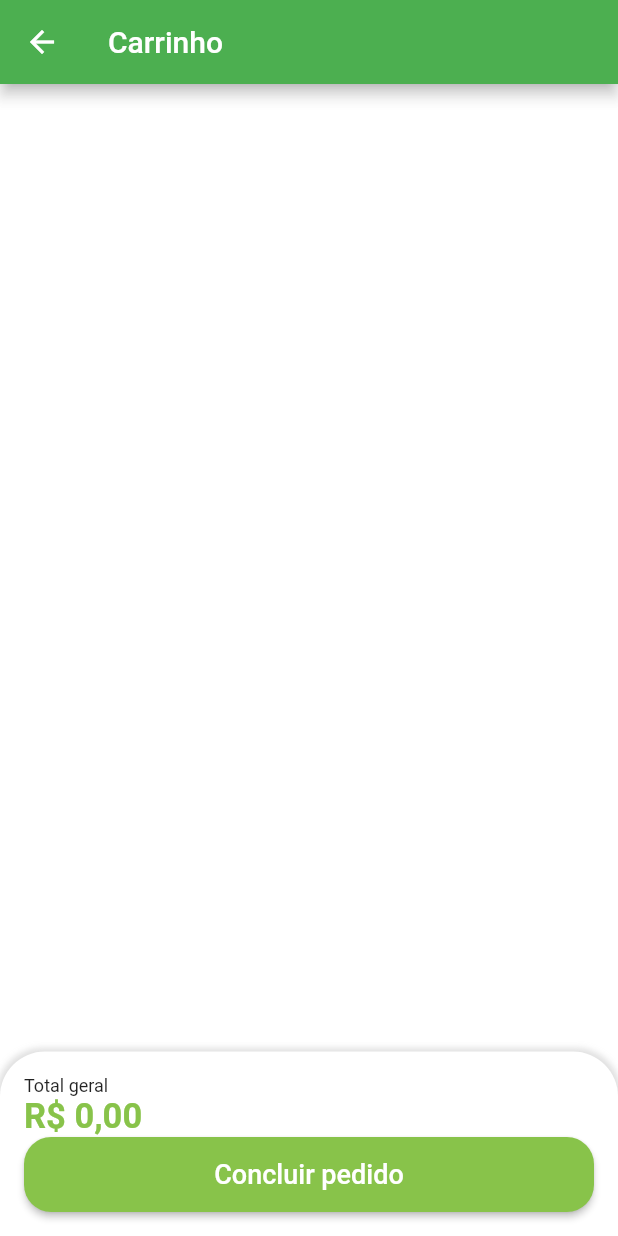
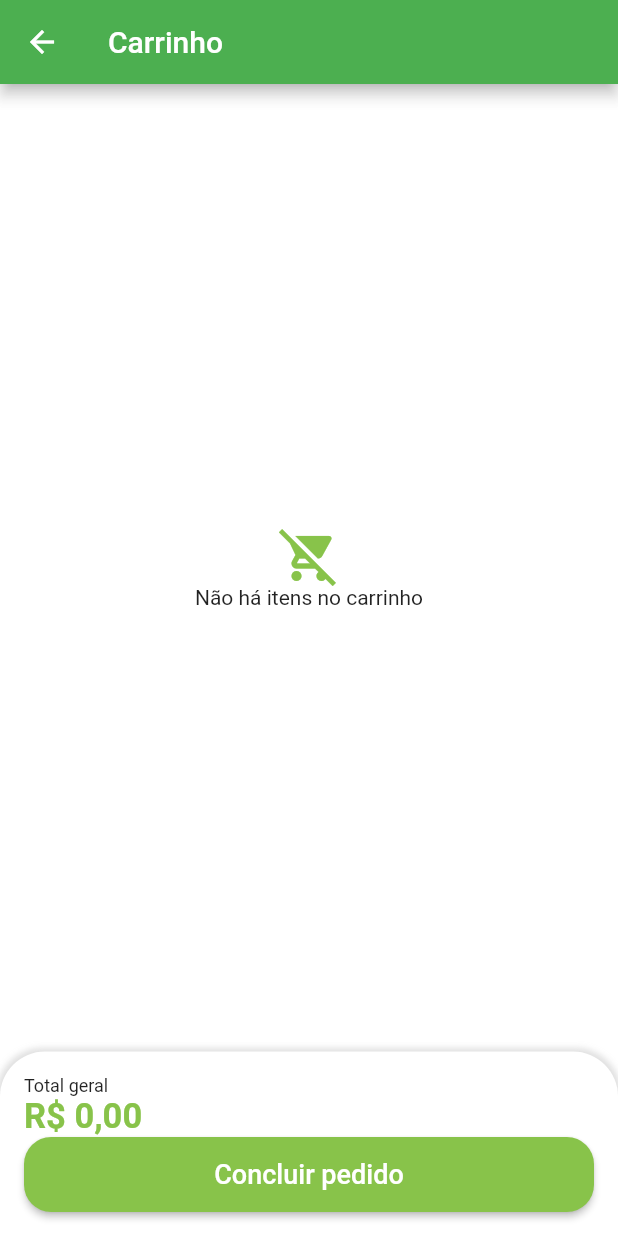
Before and after one commit to guireino/Green-grocer, a Flutter app: the CartTab screen opened directly, on a phone screen of 412 x 824 dp. Run offline on Flutter 3.47's test engine with Material 2 defaults, Android fonts, the phone set to English and light mode, and no system bars; our stand-ins replace animated_text_kit, badges, dio, flutter_secure_storage, fluttertoast, freezed_annotation and 3 more; missing offline and left inert: add_to_cart_animation, clipboard; accounts and stored records are empty.

Commit message:
add os arquivos e updates do projeto - 18/08/23

```diff
--- a/lib/src/constants/endpoints.dart
+++ b/lib/src/constants/endpoints.dart
@@ -11,4 +11,5 @@ abstract class Endpoints {
   static const String getCartItems = '$baseUrl/get-cart-items';
   static const String addItemToCart = '$baseUrl/add-item-to-cart';
   static const String changeItemQuantity = '$baseUrl/modify-item-quantity';
+  static const String checkout = '$baseUrl/checkout';
 }
--- a/lib/src/models/cart_item_model.dart
+++ b/lib/src/models/cart_item_model.dart
@@ -1,3 +1,4 @@
+// ignore_for_file: public_member_api_docs, sort_constructors_first
 import 'package:json_annotation/json_annotation.dart';
 
 import 'package:greengrocer/src/models/item_model.dart';
@@ -24,6 +25,8 @@ class CartItemModel {
 
   double totalPrice() => item.price * quantity;
 
+  static fromJson(Map<String, dynamic> e) {}
+
   @override
   String toString() =>
       'CartItemModel(item: $item, id: $id, quantity: $quantity)';
--- a/lib/src/models/order_model.dart
+++ b/lib/src/models/order_model.dart
@@ -1,18 +1,48 @@
-import 'cart_item_model.dart';
+// ignore_for_file: public_member_api_docs, sort_constructors_first
 
+import 'package:json_annotation/json_annotation.dart';
+
+import 'package:greengrocer/src/models/cart_item_model.dart';
+
+part 'order_model.g.dart';
+
+@JsonSerializable()
 class OrderModel {
-  String id, status, copyAndPaste;
+  String id;
+  DateTime createdDateTime;
+
+  @JsonKey(name: 'due')
+  DateTime overdueDateTime;
+
+  //add list vazia caso nada seja passado JsonKey
+  @JsonKey(defaultValue: [])
+  List<CartItemModel> items; // CartItemModel or dynamic
+  String status;
+
+  String qrCodeImage;
+
+  @JsonKey(name: 'copiaecola')
+  String copyAndPaste;
   double total;
-  DateTime createdDateTime, overdueDateTime;
-  List<CartItemModel> items;
 
   OrderModel({
     required this.id,
-    required this.status,
-    required this.copyAndPaste,
-    required this.total,
     required this.createdDateTime,
     required this.overdueDateTime,
     required this.items,
+    required this.status,
+    required this.qrCodeImage,
+    required this.copyAndPaste,
+    required this.total,
   });
+
+  factory OrderModel.fromJson(Map<String, dynamic> json) =>
+      _$OrderModelFromJson(json);
+
+  Map<String, dynamic> toJson() => _$OrderModelToJson(this);
+
+  @override
+  String toString() {
+    return 'OrderModel(id: $id, createdDateTime: $createdDateTime, overdueDateTime: $overdueDateTime, items: $items, status: $status, qrCodeImage: $qrCodeImage, copyAndPaste: $copyAndPaste, total: $total)';
+  }
 }
--- a/lib/src/pages/cart/view/cart_tab.dart
+++ b/lib/src/pages/cart/view/cart_tab.dart
@@ -2,10 +2,8 @@ import 'package:flutter/material.dart';
 import 'package:get/get.dart';
 import 'package:greengrocer/src/pages/cart/view/components/cart_tile.dart';
 import 'package:greengrocer/src/services/utils_services.dart';
-import 'package:greengrocer/src/config/app_data.dart' as appData;
 
 import '../../../config/custom_colors.dart';
-import '../../common_widgets/payment_dialog.dart';
 import '../controller/cart_controller.dart';
 
 class CartTab extends StatefulWidget {
@@ -18,6 +16,7 @@ class CartTab extends StatefulWidget {
 class _CartTabState extends State<CartTab> {
   // class que ira formatar preco
   final UtilsServices utilsServices = UtilsServices();
+  final cartController = Get.find<CartController>();
 
   /*
   void removeItemFromCart(CartItemModel cartItem) {
@@ -52,6 +51,22 @@ class _CartTabState extends State<CartTab> {
           Expanded(
             child: GetBuilder<CartController>(
               builder: (controller) {
+                //verificando se nao tem produto no carrinho
+                if (controller.cartItems.isEmpty) {
+                  //mensagem avisando que nao tem produto no carrinho com icon
+                  return Column(
+                    mainAxisAlignment: MainAxisAlignment.center,
+                    children: [
+                      Icon(
+                        Icons.remove_shopping_cart,
+                        size: 40,
+                        color: CustomColors.customSwatchColor,
+                      ),
+                      const Text("Não há itens no carrinho"),
+                    ],
+                  );
+                }
+
                 return ListView.builder(
                   itemCount:
                       controller.cartItems.length, //appData.cartItems.length,
@@ -121,40 +136,45 @@ class _CartTabState extends State<CartTab> {
                 ),
                 SizedBox(
                   height: 50,
-                  child: ElevatedButton(
+                  child: GetBuilder<CartController>(
+                    builder: (controller) {
+                      return ElevatedButton(
                         style: ElevatedButton.styleFrom(
                           primary: CustomColors.customSwatchColor,
                           shape: RoundedRectangleBorder(
                             borderRadius: BorderRadius.circular(18),
                           ),
                         ),
-                    onPressed: () async {
-                      // confimando comprar do barrinho
+                        onPressed: controller.isCheckoutLoading
+                            ? null
+                            : () async {
+                                // confimando comprar do carrinho
                                 bool? result = await showOrderConfirmation();
                                 //print(result);
                                 // se dialog confirmação escolher sim
+
+                                //se usuario nao confimar conprar
                                 if (result ?? false) {
-                        showDialog(
-                          context: context,
-                          builder: (_) {
-                            return PaymentDialog(
-                              order: appData.orders.first,
-                            );
+                                  cartController.checkoutCart();
+                                }
+
+                                //else {
+                                // utilsServices.showToast(
+                                //   message: "Pedido não confirmado",
+                                //   //isError: true,
+                                // );
+                                //}
                               },
-                        );
-                      } else {
-                        utilsServices.showToast(
-                          message: "Pedido não confirmado",
-                          isError: true,
-                        );
-                      }
-                    },
-                    child: const Text(
+                        child: controller.isCheckoutLoading
+                            ? const CircularProgressIndicator()
+                            : const Text(
                                 'Concluir pedido',
                                 style: TextStyle(
                                   fontSize: 18,
                                 ),
                               ),
+                      );
+                    },
                   ),
                 ),
               ],
--- a/lib/src/pages/cart/view/components/cart_tile.dart
+++ b/lib/src/pages/cart/view/components/cart_tile.dart
@@ -1,11 +1,11 @@
 import 'package:flutter/material.dart';
 import 'package:get/get.dart';
 import 'package:greengrocer/src/models/cart_item_model.dart';
-import 'package:greengrocer/src/pages/cart/controller/cart_controller.dart';
 import 'package:greengrocer/src/pages/common_widgets/quantity_widgets.dart';
 
 import '../../../../config/custom_colors.dart';
 import '../../../../services/utils_services.dart';
+import '../../controller/cart_controller.dart';
 
 class CartTile extends StatefulWidget {
   final CartItemModel cartItem;
@@ -59,12 +59,12 @@ class _CartTileState extends State<CartTile> {
 
         //Quantidade
         trailing: QuantityWidget(
+          suffixText: widget.cartItem.item.unit,
           value: widget.cartItem.quantity,
-          suffixText: widget.cartItem.item.unit,
           result: (quantity) {
             controller.changeItemQuantity(
               item: widget.cartItem,
-              quantity: quantity,
+              quantity: quantity as int,
             );
           },
           isRemovable: true,
--- a/lib/src/pages/home/view/components/item_tile.dart
+++ b/lib/src/pages/home/view/components/item_tile.dart
@@ -1,6 +1,7 @@
 import 'package:flutter/material.dart';
 import 'package:get/get.dart';
 import 'package:greengrocer/src/config/custom_colors.dart';
+import 'package:greengrocer/src/pages/cart/controller/cart_controller.dart';
 import 'package:greengrocer/src/pages_routes/app_pages.dart';
 
 import '../../../../models/item_model.dart';
@@ -24,6 +25,7 @@ class _ItemTileState extends State<ItemTile> {
   final GlobalKey imageGk = GlobalKey();
 
   final UtilsServices utilsServices = UtilsServices();
+  final cartController = Get.find<CartController>();
 
   IconData tileIcon = Icons.add_shopping_cart_outlined;
 
@@ -125,6 +127,10 @@ class _ItemTileState extends State<ItemTile> {
               child: InkWell(
                 onTap: () {
                   switchIcon();
+
+                  cartController.addItemToCart(item: widget.item);
+
+                  //animacao icon produto
                   widget.cartAnimationMethod(imageGk);
                 },
                 child: Ink(
--- a/pubspec.yaml
+++ b/pubspec.yaml
@@ -39,6 +39,7 @@ dependencies:
   badges: ^2.0.1
   shimmer: ^2.0.0
   freezed: ^2.0.2
+  clipboard: ^0.1.3
   qr_flutter: ^4.0.0
   fluttertoast: ^8.2.2
   cupertino_icons: ^1.0.2
```
Also changed, not shown: lib/src/config/app_data.dart (+6 -2 lines), lib/src/pages/cart/controller/cart_controller.dart (+64 -15 lines), lib/src/pages/cart/repository/cart_repository.dart (+27 -1 lines), lib/src/pages/common_widgets/payment_dialog.dart (+14 -6 lines), lib/src/pages/home/view/home_tab.dart (+22 -6 lines), lib/src/services/utils_services.dart (+9 -0 lines), lib/src/models/order_model.g.dart (added), pubspec.lock. Lines whose indentation alone changed are shown as unchanged.
